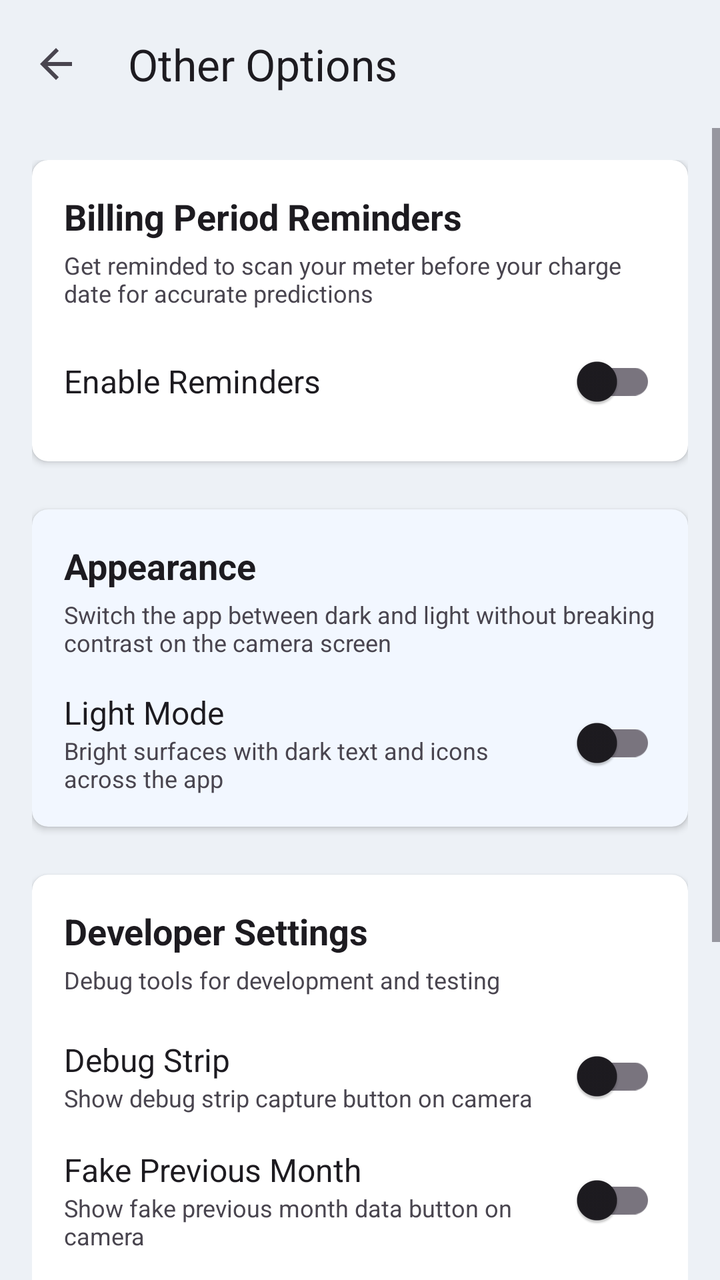
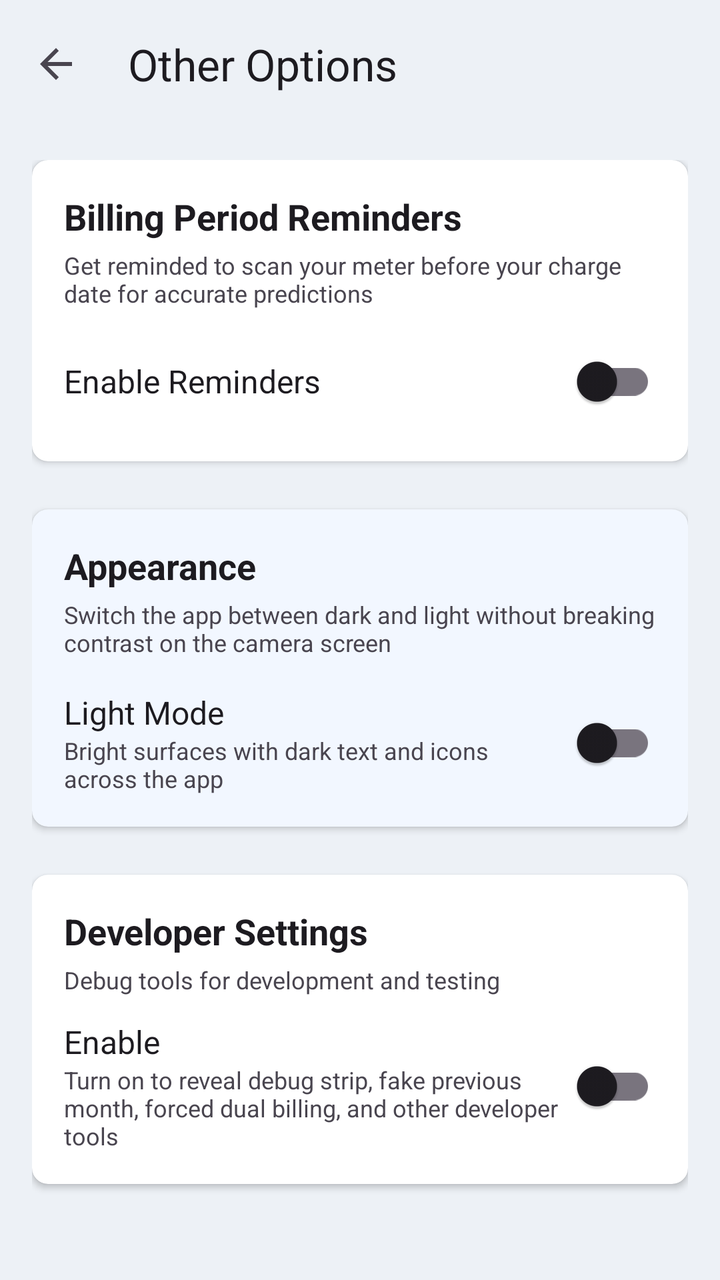

Screens rendered from an Android XML layout before and after an edit, with the pre-edit source and the edit as a unified diff.
<!-- AndroidManifest.xml: activity theme Theme.MeterSnap -->
<!-- res/layout/activity_other_options.xml -->
<?xml version="1.0" encoding="utf-8"?>
<LinearLayout xmlns:android="http://schemas.android.com/apk/res/android"
    xmlns:app="http://schemas.android.com/apk/res-auto"
    android:id="@+id/root_layout"
    android:layout_width="match_parent"
    android:layout_height="match_parent"
    android:orientation="vertical"
    android:background="?android:attr/colorBackground">

    
    <androidx.appcompat.widget.Toolbar
        android:id="@+id/toolbar"
        android:layout_width="match_parent"
        android:layout_height="wrap_content"
        android:minHeight="?attr/actionBarSize"
        android:background="?android:attr/colorBackground"
        android:elevation="4dp"
        app:contentInsetStartWithNavigation="0dp"
        app:navigationIcon="?attr/homeAsUpIndicator"
        app:title="Other Options"
        app:titleTextColor="?android:attr/textColorPrimary"
        app:titleMarginStart="8dp" />

    <ScrollView
        android:layout_width="match_parent"
        android:layout_height="match_parent"
        android:fillViewport="true">

        <LinearLayout
            android:layout_width="match_parent"
            android:layout_height="wrap_content"
            android:orientation="vertical"
            android:padding="16dp">

            
            <androidx.cardview.widget.CardView
                android:layout_width="match_parent"
                android:layout_height="wrap_content"
                app:cardCornerRadius="8dp"
                app:cardElevation="2dp">

                <LinearLayout
                    android:layout_width="match_parent"
                    android:layout_height="wrap_content"
                    android:orientation="vertical"
                    android:padding="16dp">

                    <TextView
                        android:layout_width="match_parent"
                        android:layout_height="wrap_content"
                        android:text="Billing Period Reminders"
                        android:textColor="?android:attr/textColorPrimary"
                        android:textSize="18sp"
                        android:textStyle="bold" />

                    <TextView
                        android:layout_width="match_parent"
                        android:layout_height="wrap_content"
                        android:layout_marginTop="4dp"
                        android:text="Get reminded to scan your meter before your charge date for accurate predictions"
                        android:textColor="?android:attr/textColorSecondary"
                        android:textSize="12sp" />

                    <LinearLayout
                        android:layout_width="match_parent"
                        android:layout_height="wrap_content"
                        android:layout_marginTop="12dp"
                        android:orientation="horizontal"
                        android:gravity="center_vertical">

                        <TextView
                            android:layout_width="0dp"
                            android:layout_height="wrap_content"
                            android:layout_weight="1"
                            android:text="Enable Reminders"
                            android:textColor="?android:attr/textColorPrimary"
                            android:textSize="16sp" />

                        <com.google.android.material.switchmaterial.SwitchMaterial
                            android:id="@+id/switch_reminders"
                            android:layout_width="wrap_content"
                            android:layout_height="wrap_content" />
                    </LinearLayout>

                    <LinearLayout
                        android:id="@+id/container_reminder_time"
                        android:layout_width="match_parent"
                        android:layout_height="wrap_content"
                        android:layout_marginTop="8dp"
                        android:orientation="horizontal"
                        android:gravity="center_vertical"
                        android:visibility="gone">

                        <TextView
                            android:layout_width="0dp"
                            android:layout_height="wrap_content"
                            android:layout_weight="1"
                            android:text="Reminder Time"
                            android:textColor="?android:attr/textColorSecondary"
                            android:textSize="14sp" />

                        <TextView
                            android:id="@+id/text_reminder_time"
                            android:layout_width="wrap_content"
                            android:layout_height="wrap_content"
                            android:text="9:00 AM"
                            android:textColor="@color/design_default_color_primary"
                            android:textSize="14sp"
                            android:textStyle="bold"
                            android:padding="8dp"
                            android:background="?attr/selectableItemBackground" />
                    </LinearLayout>
                </LinearLayout>
            </androidx.cardview.widget.CardView>

            
            <androidx.cardview.widget.CardView
                android:id="@+id/card_prediction_stats"
                android:layout_width="match_parent"
                android:layout_height="wrap_content"
                android:layout_marginTop="16dp"
                app:cardCornerRadius="8dp"
                app:cardElevation="0dp"
                app:cardBackgroundColor="@color/prediction_stats_card_background"
                android:visibility="gone">

                <LinearLayout
                    android:layout_width="match_parent"
                    android:layout_height="wrap_content"
                    android:orientation="vertical"
                    android:padding="16dp">

                    <TextView
                        android:layout_width="wrap_content"
                        android:layout_height="wrap_content"
                        android:text="📊 Prediction Statistics"
                        android:textColor="@color/prediction_stats_card_text"
                        android:textSize="14sp"
                        android:textStyle="bold" />

                    <TextView
                        android:id="@+id/text_prediction_stats"
                        android:layout_width="match_parent"
                        android:layout_height="wrap_content"
                        android:layout_marginTop="4dp"
                        android:text="Accuracy: Good (±5%)"
                        android:textColor="@color/prediction_stats_card_text"
                        android:textSize="12sp" />
                </LinearLayout>
            </androidx.cardview.widget.CardView>

            
            <androidx.cardview.widget.CardView
                android:layout_width="match_parent"
                android:layout_height="wrap_content"
                android:layout_marginTop="24dp"
                app:cardCornerRadius="8dp"
                app:cardElevation="2dp"
                app:cardBackgroundColor="@color/appearance_card_tint">

                <LinearLayout
                    android:layout_width="match_parent"
                    android:layout_height="wrap_content"
                    android:orientation="vertical"
                    android:padding="16dp">

                    <TextView
                        android:layout_width="match_parent"
                        android:layout_height="wrap_content"
                        android:text="Appearance"
                        android:textColor="?android:attr/textColorPrimary"
                        android:textSize="18sp"
                        android:textStyle="bold" />

                    <TextView
                        android:layout_width="match_parent"
                        android:layout_height="wrap_content"
                        android:layout_marginTop="4dp"
                        android:text="Switch the app between dark and light without breaking contrast on the camera screen"
                        android:textColor="?android:attr/textColorSecondary"
                        android:textSize="12sp" />

                    <LinearLayout
                        android:layout_width="match_parent"
                        android:layout_height="wrap_content"
                        android:layout_marginTop="16dp"
                        android:orientation="horizontal"
                        android:gravity="center_vertical">

                        <LinearLayout
                            android:layout_width="0dp"
                            android:layout_height="wrap_content"
                            android:layout_weight="1"
                            android:orientation="vertical">

                            <TextView
                                android:layout_width="wrap_content"
                                android:layout_height="wrap_content"
                                android:text="Light Mode"
                                android:textColor="?android:attr/textColorPrimary"
                                android:textSize="16sp" />

                            <TextView
                                android:layout_width="wrap_content"
                                android:layout_height="wrap_content"
                                android:text="Bright surfaces with dark text and icons across the app"
                                android:textColor="?android:attr/textColorSecondary"
                                android:textSize="12sp" />
                        </LinearLayout>

                        <com.google.android.material.switchmaterial.SwitchMaterial
                            android:id="@+id/switch_light_mode"
                            android:layout_width="wrap_content"
                            android:layout_height="wrap_content" />
                    </LinearLayout>
                </LinearLayout>
            </androidx.cardview.widget.CardView>

            
            <androidx.cardview.widget.CardView
                android:layout_width="match_parent"
                android:layout_height="wrap_content"
                android:layout_marginTop="24dp"
                app:cardCornerRadius="8dp"
                app:cardElevation="2dp">

                <LinearLayout
                    android:layout_width="match_parent"
                    android:layout_height="wrap_content"
                    android:orientation="vertical"
                    android:padding="16dp">

                    <TextView
                        android:layout_width="match_parent"
                        android:layout_height="wrap_content"
                        android:text="Developer Settings"
                        android:textColor="?android:attr/textColorPrimary"
                        android:textSize="18sp"
                        android:textStyle="bold" />

                    <TextView
                        android:layout_width="match_parent"
                        android:layout_height="wrap_content"
                        android:layout_marginTop="4dp"
                        android:text="Debug tools for development and testing"
                        android:textColor="?android:attr/textColorSecondary"
                        android:textSize="12sp" />

                    
                    <LinearLayout
                        android:layout_width="match_parent"
                        android:layout_height="wrap_content"
                        android:layout_marginTop="16dp"
                        android:orientation="horizontal"
                        android:gravity="center_vertical">

                        <LinearLayout
                            android:layout_width="0dp"
                            android:layout_height="wrap_content"
                            android:layout_weight="1"
                            android:orientation="vertical">

                            <TextView
                                android:layout_width="wrap_content"
                                android:layout_height="wrap_content"
                                android:text="Debug Strip"
                                android:textColor="?android:attr/textColorPrimary"
                                android:textSize="16sp" />

                            <TextView
                                android:layout_width="wrap_content"
                                android:layout_height="wrap_content"
                                android:text="Show debug strip capture button on camera"
                                android:textColor="?android:attr/textColorSecondary"
                                android:textSize="12sp" />
                        </LinearLayout>

                        <com.google.android.material.switchmaterial.SwitchMaterial
                            android:id="@+id/switch_debug_strip"
                            android:layout_width="wrap_content"
                            android:layout_height="wrap_content" />
                    </LinearLayout>

                    
                    <LinearLayout
                        android:layout_width="match_parent"
                        android:layout_height="wrap_content"
                        android:layout_marginTop="12dp"
                        android:orientation="horizontal"
                        android:gravity="center_vertical">

                        <LinearLayout
                            android:layout_width="0dp"
                            android:layout_height="wrap_content"
                            android:layout_weight="1"
                            android:orientation="vertical">

                            <TextView
                                android:layout_width="wrap_content"
                                android:layout_height="wrap_content"
                                android:text="Fake Previous Month"
                                android:textColor="?android:attr/textColorPrimary"
                                android:textSize="16sp" />

                            <TextView
                                android:layout_width="wrap_content"
                                android:layout_height="wrap_content"
                                android:text="Show fake previous month data button on camera"
                                android:textColor="?android:attr/textColorSecondary"
                                android:textSize="12sp" />
                        </LinearLayout>

                        <com.google.android.material.switchmaterial.SwitchMaterial
                            android:id="@+id/switch_fake_prev"
                            android:layout_width="wrap_content"
                            android:layout_height="wrap_content" />
                    </LinearLayout>

                        
                        <LinearLayout
                            android:layout_width="match_parent"
                            android:layout_height="wrap_content"
                            android:layout_marginTop="12dp"
                            android:orientation="horizontal"
                            android:gravity="center_vertical">

                            <LinearLayout
                                android:layout_width="0dp"
                                android:layout_height="wrap_content"
                                android:layout_weight="1"
                                android:orientation="vertical">

                                <TextView
                                    android:layout_width="wrap_content"
                                    android:layout_height="wrap_content"
                                    android:text="Force Dual Billing"
                                    android:textColor="?android:attr/textColorPrimary"
                                    android:textSize="16sp" />

                                <TextView
                                    android:layout_width="wrap_content"
                                    android:layout_height="wrap_content"
                                    android:text="Developer screenshot mode. Injects a synthetic discrepancy and never saves it to history"
                                    android:textColor="?android:attr/textColorSecondary"
                                    android:textSize="12sp" />
                            </LinearLayout>

                            <com.google.android.material.switchmaterial.SwitchMaterial
                                android:id="@+id/switch_force_dual_billing"
                                android:layout_width="wrap_content"
                                android:layout_height="wrap_content" />
                        </LinearLayout>

                    
                    <View
                        android:layout_width="match_parent"
                        android:layout_height="1dp"
                        android:layout_marginTop="16dp"
                        android:layout_marginBottom="16dp"
                        android:background="?android:attr/listDivider" />

                    
                    <TextView
                        android:layout_width="match_parent"
                        android:layout_height="wrap_content"
                        android:text="Generate Fake Reading"
                        android:textColor="?android:attr/textColorPrimary"
                        android:textSize="16sp"
                        android:textStyle="bold" />

                    <TextView
                        android:layout_width="match_parent"
                        android:layout_height="wrap_content"
                        android:layout_marginTop="2dp"
                        android:text="Create a fake history entry with custom date and readings"
                        android:textColor="?android:attr/textColorSecondary"
                        android:textSize="12sp" />

                    <Button
                        android:id="@+id/btn_generate_reading"
                        android:layout_width="match_parent"
                        android:layout_height="wrap_content"
                        android:layout_marginTop="8dp"
                        android:text="Generate Reading"
                        style="@style/Widget.MaterialComponents.Button.OutlinedButton" />
                </LinearLayout>
            </androidx.cardview.widget.CardView>

        </LinearLayout>
    </ScrollView>
</LinearLayout>
<!-- resources referenced by this layout -->
<resources>
  <color name="appearance_card_tint">#FFF2F7FF</color>
  <color name="prediction_stats_card_background">#FFE8F5E9</color>
  <color name="prediction_stats_card_text">#FF1E5F38</color>
  <style name="Theme.MeterSnap" parent="Base.Theme.MeterSnap" />
  <style name="Base.Theme.MeterSnap" parent="Theme.Material3.DayNight.NoActionBar">
          <item name="colorPrimary">@color/ms_blue_primary</item>
          <item name="colorOnPrimary">@color/ms_blue_on_primary</item>
          <item name="colorPrimaryContainer">@color/ms_blue_primary_container</item>
          <item name="colorOnPrimaryContainer">@color/ms_blue_on_primary_container</item>
          <item name="colorSecondary">@color/ms_blue_secondary</item>
          <item name="colorOnSecondary">@color/ms_blue_on_secondary</item>
          <item name="colorSecondaryContainer">@color/ms_blue_secondary_container</item>
          <item name="colorOnSecondaryContainer">@color/ms_blue_on_secondary_container</item>
          <item name="colorTertiary">@color/ms_blue_tertiary</item>
          <item name="colorOnTertiary">@color/ms_blue_on_tertiary</item>
          <item name="android:colorBackground">@color/app_screen_background</item>
          <item name="cardViewStyle">@style/Widget.MeterSnap.CardView</item>
  
          
          <item name="android:statusBarColor">@android:color/transparent</item>
          <item name="android:navigationBarColor">@android:color/transparent</item>
          
          
          <item name="android:windowLightStatusBar">true</item>
          <item name="android:windowLightNavigationBar">true</item>
      </style>
  <color name="ms_blue_primary">#1565C0</color>
  <color name="ms_blue_on_primary">#FFFFFFFF</color>
  <color name="ms_blue_primary_container">#D7E3FF</color>
  <color name="ms_blue_on_primary_container">#001B3F</color>
  <color name="ms_blue_secondary">#2F6EA5</color>
  <color name="ms_blue_on_secondary">#FFFFFFFF</color>
  <color name="ms_blue_secondary_container">#D1E4FF</color>
  <color name="ms_blue_on_secondary_container">#001D36</color>
  <color name="ms_blue_tertiary">#1E88E5</color>
  <color name="ms_blue_on_tertiary">#FFFFFFFF</color>
  <color name="app_screen_background">#FFEDF1F6</color>
  <style name="Widget.MeterSnap.CardView" parent="CardView">
          <item name="cardBackgroundColor">@color/app_card_background</item>
      </style>
  <color name="app_card_background">#FFFFFFFF</color>
</resources>

<!-- the commit's change to res/layout/activity_other_options.xml (unified diff, before → after) -->
@@ -246,6 +246,47 @@
                         android:textColor="?android:attr/textColorSecondary"
                         android:textSize="12sp" />
 
+                    <LinearLayout
+                        android:layout_width="match_parent"
+                        android:layout_height="wrap_content"
+                        android:layout_marginTop="12dp"
+                        android:orientation="horizontal"
+                        android:gravity="center_vertical">
+
+                        <LinearLayout
+                            android:layout_width="0dp"
+                            android:layout_height="wrap_content"
+                            android:layout_weight="1"
+                            android:orientation="vertical">
+
+                            <TextView
+                                android:layout_width="wrap_content"
+                                android:layout_height="wrap_content"
+                                android:text="Enable"
+                                android:textColor="?android:attr/textColorPrimary"
+                                android:textSize="16sp" />
+
+                            <TextView
+                                android:layout_width="wrap_content"
+                                android:layout_height="wrap_content"
+                                android:text="Turn on to reveal debug strip, fake previous month, forced dual billing, and other developer tools"
+                                android:textColor="?android:attr/textColorSecondary"
+                                android:textSize="12sp" />
+                        </LinearLayout>
+
+                        <com.google.android.material.switchmaterial.SwitchMaterial
+                            android:id="@+id/switch_developer_settings"
+                            android:layout_width="wrap_content"
+                            android:layout_height="wrap_content" />
+                    </LinearLayout>
+
+                    <LinearLayout
+                        android:id="@+id/container_developer_controls"
+                        android:layout_width="match_parent"
+                        android:layout_height="wrap_content"
+                        android:orientation="vertical"
+                        android:visibility="gone">
+
                     
                     <LinearLayout
                         android:layout_width="match_parent"
@@ -383,6 +424,7 @@
                         android:layout_marginTop="8dp"
                         android:text="Generate Reading"
                         style="@style/Widget.MaterialComponents.Button.OutlinedButton" />
+                    </LinearLayout>
                 </LinearLayout>
             </androidx.cardview.widget.CardView>
 
